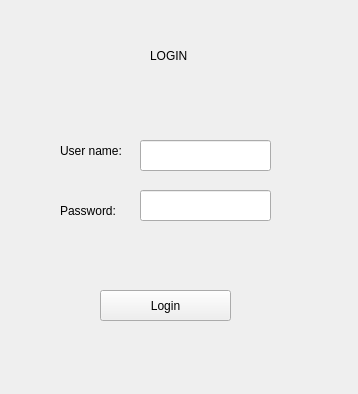
The window that graphicsGame/loginpage.ui (spencertyy/QtGameGroupProject) describes before a commit, drawn with Qt 5.
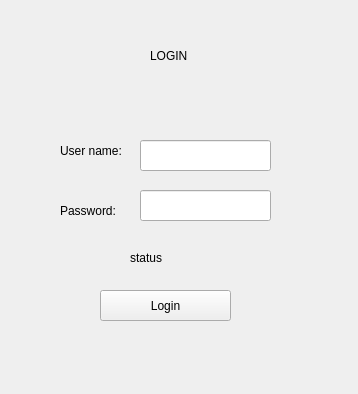
The same window after the commit.

Diff of the .ui file:
```diff
--- a/graphicsGame/loginpage.ui
+++ b/graphicsGame/loginpage.ui
@@ -91,6 +91,19 @@
     <string>Password:</string>
    </property>
   </widget>
+  <widget class="QLabel" name="loginSatus">
+   <property name="geometry">
+    <rect>
+     <x>130</x>
+     <y>250</y>
+     <width>58</width>
+     <height>16</height>
+    </rect>
+   </property>
+   <property name="text">
+    <string>status</string>
+   </property>
+  </widget>
  </widget>
  <resources/>
  <connections/>
```
